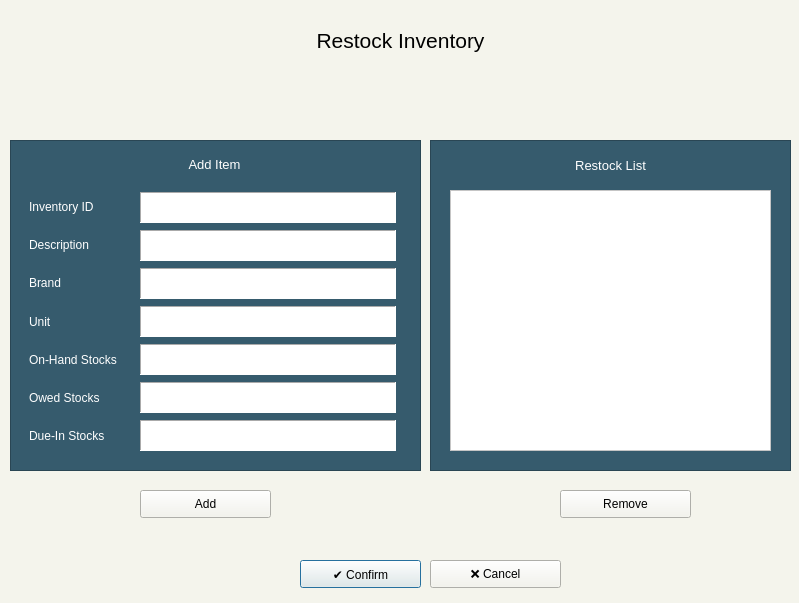
The window that restock.ui (ongchangco/Economystique2) describes before a commit, drawn with Qt 5.
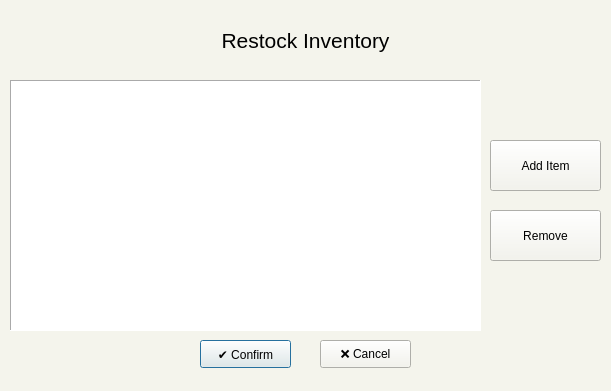
The same window after the commit. Icons and pictures are not drawn.

Commit message: Restock Fixed UI Added Restock Table Added Restock db Added AddItem and Cancel Functions TBC Confirm and Remove Functions

```diff
--- a/restock.ui
+++ b/restock.ui
@@ -6,8 +6,8 @@
    <rect>
     <x>0</x>
     <y>0</y>
-    <width>799</width>
-    <height>603</height>
+    <width>611</width>
+    <height>391</height>
    </rect>
   </property>
   <property name="windowTitle">
@@ -23,9 +23,9 @@
   <widget class="QPushButton" name="btnConfirm">
    <property name="geometry">
     <rect>
-     <x>300</x>
-     <y>560</y>
-     <width>121</width>
+     <x>200</x>
+     <y>340</y>
+     <width>91</width>
      <height>28</height>
     </rect>
    </property>
@@ -36,9 +36,9 @@
   <widget class="QPushButton" name="btnCancel">
    <property name="geometry">
     <rect>
-     <x>430</x>
-     <y>560</y>
-     <width>131</width>
+     <x>320</x>
+     <y>340</y>
+     <width>91</width>
      <height>28</height>
     </rect>
    </property>
@@ -46,319 +46,12 @@
     <string>❌ Cancel</string>
    </property>
   </widget>
-  <widget class="QFrame" name="frame">
-   <property name="geometry">
-    <rect>
-     <x>10</x>
-     <y>140</y>
-     <width>411</width>
-     <height>331</height>
-    </rect>
-   </property>
-   <property name="styleSheet">
-    <string notr="true">background: #365b6d;</string>
-   </property>
-   <property name="frameShape">
-    <enum>QFrame::StyledPanel</enum>
-   </property>
-   <property name="frameShadow">
-    <enum>QFrame::Raised</enum>
-   </property>
-   <widget class="QWidget" name="verticalLayoutWidget">
-    <property name="geometry">
-     <rect>
-      <x>19</x>
-      <y>51</y>
-      <width>111</width>
-      <height>261</height>
-     </rect>
-    </property>
-    <layout class="QVBoxLayout" name="loParam">
-     <item>
-      <widget class="QLabel" name="label">
-       <property name="styleSheet">
-        <string notr="true">color: White;</string>
-       </property>
-       <property name="text">
-        <string>Inventory ID</string>
-       </property>
-      </widget>
-     </item>
-     <item>
-      <widget class="QLabel" name="label_2">
-       <property name="styleSheet">
-        <string notr="true">color: White;</string>
-       </property>
-       <property name="text">
-        <string>Description</string>
-       </property>
-      </widget>
-     </item>
-     <item>
-      <widget class="QLabel" name="label_3">
-       <property name="styleSheet">
-        <string notr="true">color: White;</string>
-       </property>
-       <property name="text">
-        <string>Brand</string>
-       </property>
-      </widget>
-     </item>
-     <item>
-      <widget class="QLabel" name="label_4">
-       <property name="styleSheet">
-        <string notr="true">color: White;</string>
-       </property>
-       <property name="text">
-        <string>Unit</string>
-       </property>
-      </widget>
-     </item>
-     <item>
-      <widget class="QLabel" name="label_7">
-       <property name="styleSheet">
-        <string notr="true">color: White;</string>
-       </property>
-       <property name="text">
-        <string>On-Hand Stocks</string>
-       </property>
-      </widget>
-     </item>
-     <item>
-      <widget class="QLabel" name="label_6">
-       <property name="styleSheet">
-        <string notr="true">color: White;</string>
-       </property>
-       <property name="text">
-        <string>Owed Stocks</string>
-       </property>
-      </widget>
-     </item>
-     <item>
-      <widget class="QLabel" name="label_5">
-       <property name="styleSheet">
-        <string notr="true">color: White;</string>
-       </property>
-       <property name="text">
-        <string>Due-In Stocks</string>
-       </property>
-      </widget>
-     </item>
-    </layout>
-   </widget>
-   <widget class="QTextEdit" name="teDueIn">
-    <property name="geometry">
-     <rect>
-      <x>130</x>
-      <y>280</y>
-      <width>256</width>
-      <height>31</height>
-     </rect>
-    </property>
-    <property name="styleSheet">
-     <string notr="true">background: #ffffff</string>
-    </property>
-    <property name="frameShape">
-     <enum>QFrame::Panel</enum>
-    </property>
-    <property name="tabChangesFocus">
-     <bool>true</bool>
-    </property>
-    <property name="html">
-     <string>&lt;!DOCTYPE HTML PUBLIC &quot;-//W3C//DTD HTML 4.0//EN&quot; &quot;http://www.w3.org/TR/REC-html40/strict.dtd&quot;&gt;
-&lt;html&gt;&lt;head&gt;&lt;meta name=&quot;qrichtext&quot; content=&quot;1&quot; /&gt;&lt;style type=&quot;text/css&quot;&gt;
-p, li { white-space: pre-wrap; }
-&lt;/style&gt;&lt;/head&gt;&lt;body style=&quot; font-family:'MS Shell Dlg 2'; font-size:7.8pt; font-weight:400; font-style:normal;&quot;&gt;
-&lt;p align=&quot;center&quot; style=&quot;-qt-paragraph-type:empty; margin-top:0px; margin-bottom:0px; margin-left:0px; margin-right:0px; -qt-block-indent:0; text-indent:0px;&quot;&gt;&lt;br /&gt;&lt;/p&gt;&lt;/body&gt;&lt;/html&gt;</string>
-    </property>
-   </widget>
-   <widget class="QTextEdit" name="teInvID">
-    <property name="geometry">
-     <rect>
-      <x>130</x>
-      <y>52</y>
-      <width>256</width>
-      <height>31</height>
-     </rect>
-    </property>
-    <property name="styleSheet">
-     <string notr="true">background: #ffffff</string>
-    </property>
-    <property name="frameShape">
-     <enum>QFrame::Panel</enum>
-    </property>
-    <property name="tabChangesFocus">
-     <bool>true</bool>
-    </property>
-    <property name="html">
-     <string>&lt;!DOCTYPE HTML PUBLIC &quot;-//W3C//DTD HTML 4.0//EN&quot; &quot;http://www.w3.org/TR/REC-html40/strict.dtd&quot;&gt;
-&lt;html&gt;&lt;head&gt;&lt;meta name=&quot;qrichtext&quot; content=&quot;1&quot; /&gt;&lt;style type=&quot;text/css&quot;&gt;
-p, li { white-space: pre-wrap; }
-&lt;/style&gt;&lt;/head&gt;&lt;body style=&quot; font-family:'MS Shell Dlg 2'; font-size:7.8pt; font-weight:400; font-style:normal;&quot;&gt;
-&lt;p align=&quot;center&quot; style=&quot;-qt-paragraph-type:empty; margin-top:0px; margin-bottom:0px; margin-left:0px; margin-right:0px; -qt-block-indent:0; text-indent:0px;&quot;&gt;&lt;br /&gt;&lt;/p&gt;&lt;/body&gt;&lt;/html&gt;</string>
-    </property>
-   </widget>
-   <widget class="QTextEdit" name="teOwed">
-    <property name="geometry">
-     <rect>
-      <x>130</x>
-      <y>242</y>
-      <width>256</width>
-      <height>31</height>
-     </rect>
-    </property>
-    <property name="styleSheet">
-     <string notr="true">background: #ffffff</string>
-    </property>
-    <property name="frameShape">
-     <enum>QFrame::Panel</enum>
-    </property>
-    <property name="tabChangesFocus">
-     <bool>true</bool>
-    </property>
-    <property name="html">
-     <string>&lt;!DOCTYPE HTML PUBLIC &quot;-//W3C//DTD HTML 4.0//EN&quot; &quot;http://www.w3.org/TR/REC-html40/strict.dtd&quot;&gt;
-&lt;html&gt;&lt;head&gt;&lt;meta name=&quot;qrichtext&quot; content=&quot;1&quot; /&gt;&lt;style type=&quot;text/css&quot;&gt;
-p, li { white-space: pre-wrap; }
-&lt;/style&gt;&lt;/head&gt;&lt;body style=&quot; font-family:'MS Shell Dlg 2'; font-size:7.8pt; font-weight:400; font-style:normal;&quot;&gt;
-&lt;p align=&quot;center&quot; style=&quot;-qt-paragraph-type:empty; margin-top:0px; margin-bottom:0px; margin-left:0px; margin-right:0px; -qt-block-indent:0; text-indent:0px;&quot;&gt;&lt;br /&gt;&lt;/p&gt;&lt;/body&gt;&lt;/html&gt;</string>
-    </property>
-   </widget>
-   <widget class="QTextEdit" name="teBrand">
-    <property name="geometry">
-     <rect>
-      <x>130</x>
-      <y>128</y>
-      <width>256</width>
-      <height>31</height>
-     </rect>
-    </property>
-    <property name="styleSheet">
-     <string notr="true">background: #ffffff</string>
-    </property>
-    <property name="frameShape">
-     <enum>QFrame::Panel</enum>
-    </property>
-    <property name="tabChangesFocus">
-     <bool>true</bool>
-    </property>
-    <property name="html">
-     <string>&lt;!DOCTYPE HTML PUBLIC &quot;-//W3C//DTD HTML 4.0//EN&quot; &quot;http://www.w3.org/TR/REC-html40/strict.dtd&quot;&gt;
-&lt;html&gt;&lt;head&gt;&lt;meta name=&quot;qrichtext&quot; content=&quot;1&quot; /&gt;&lt;style type=&quot;text/css&quot;&gt;
-p, li { white-space: pre-wrap; }
-&lt;/style&gt;&lt;/head&gt;&lt;body style=&quot; font-family:'MS Shell Dlg 2'; font-size:7.8pt; font-weight:400; font-style:normal;&quot;&gt;
-&lt;p align=&quot;center&quot; style=&quot;-qt-paragraph-type:empty; margin-top:0px; margin-bottom:0px; margin-left:0px; margin-right:0px; -qt-block-indent:0; text-indent:0px;&quot;&gt;&lt;br /&gt;&lt;/p&gt;&lt;/body&gt;&lt;/html&gt;</string>
-    </property>
-   </widget>
-   <widget class="QTextEdit" name="teOnHand">
-    <property name="geometry">
-     <rect>
-      <x>130</x>
-      <y>204</y>
-      <width>256</width>
-      <height>31</height>
-     </rect>
-    </property>
-    <property name="styleSheet">
-     <string notr="true">background: #ffffff</string>
-    </property>
-    <property name="frameShape">
-     <enum>QFrame::Panel</enum>
-    </property>
-    <property name="tabChangesFocus">
-     <bool>true</bool>
-    </property>
-    <property name="html">
-     <string>&lt;!DOCTYPE HTML PUBLIC &quot;-//W3C//DTD HTML 4.0//EN&quot; &quot;http://www.w3.org/TR/REC-html40/strict.dtd&quot;&gt;
-&lt;html&gt;&lt;head&gt;&lt;meta name=&quot;qrichtext&quot; content=&quot;1&quot; /&gt;&lt;style type=&quot;text/css&quot;&gt;
-p, li { white-space: pre-wrap; }
-&lt;/style&gt;&lt;/head&gt;&lt;body style=&quot; font-family:'MS Shell Dlg 2'; font-size:7.8pt; font-weight:400; font-style:normal;&quot;&gt;
-&lt;p align=&quot;center&quot; style=&quot;-qt-paragraph-type:empty; margin-top:0px; margin-bottom:0px; margin-left:0px; margin-right:0px; -qt-block-indent:0; text-indent:0px;&quot;&gt;&lt;br /&gt;&lt;/p&gt;&lt;/body&gt;&lt;/html&gt;</string>
-    </property>
-   </widget>
-   <widget class="QTextEdit" name="teDescription">
-    <property name="geometry">
-     <rect>
-      <x>130</x>
-      <y>90</y>
-      <width>256</width>
-      <height>31</height>
-     </rect>
-    </property>
-    <property name="styleSheet">
-     <string notr="true">background: #ffffff</string>
-    </property>
-    <property name="frameShape">
-     <enum>QFrame::Panel</enum>
-    </property>
-    <property name="tabChangesFocus">
-     <bool>true</bool>
-    </property>
-    <property name="html">
-     <string>&lt;!DOCTYPE HTML PUBLIC &quot;-//W3C//DTD HTML 4.0//EN&quot; &quot;http://www.w3.org/TR/REC-html40/strict.dtd&quot;&gt;
-&lt;html&gt;&lt;head&gt;&lt;meta name=&quot;qrichtext&quot; content=&quot;1&quot; /&gt;&lt;style type=&quot;text/css&quot;&gt;
-p, li { white-space: pre-wrap; }
-&lt;/style&gt;&lt;/head&gt;&lt;body style=&quot; font-family:'MS Shell Dlg 2'; font-size:7.8pt; font-weight:400; font-style:normal;&quot;&gt;
-&lt;p align=&quot;center&quot; style=&quot;-qt-paragraph-type:empty; margin-top:0px; margin-bottom:0px; margin-left:0px; margin-right:0px; -qt-block-indent:0; text-indent:0px;&quot;&gt;&lt;br /&gt;&lt;/p&gt;&lt;/body&gt;&lt;/html&gt;</string>
-    </property>
-   </widget>
-   <widget class="QTextEdit" name="teUnit">
-    <property name="geometry">
-     <rect>
-      <x>130</x>
-      <y>166</y>
-      <width>256</width>
-      <height>31</height>
-     </rect>
-    </property>
-    <property name="styleSheet">
-     <string notr="true">background: #ffffff</string>
-    </property>
-    <property name="frameShape">
-     <enum>QFrame::Panel</enum>
-    </property>
-    <property name="tabChangesFocus">
-     <bool>true</bool>
-    </property>
-    <property name="html">
-     <string>&lt;!DOCTYPE HTML PUBLIC &quot;-//W3C//DTD HTML 4.0//EN&quot; &quot;http://www.w3.org/TR/REC-html40/strict.dtd&quot;&gt;
-&lt;html&gt;&lt;head&gt;&lt;meta name=&quot;qrichtext&quot; content=&quot;1&quot; /&gt;&lt;style type=&quot;text/css&quot;&gt;
-p, li { white-space: pre-wrap; }
-&lt;/style&gt;&lt;/head&gt;&lt;body style=&quot; font-family:'MS Shell Dlg 2'; font-size:7.8pt; font-weight:400; font-style:normal;&quot;&gt;
-&lt;p align=&quot;center&quot; style=&quot;-qt-paragraph-type:empty; margin-top:0px; margin-bottom:0px; margin-left:0px; margin-right:0px; -qt-block-indent:0; text-indent:0px;&quot;&gt;&lt;br /&gt;&lt;/p&gt;&lt;/body&gt;&lt;/html&gt;</string>
-    </property>
-   </widget>
-   <widget class="QLabel" name="label_8">
-    <property name="geometry">
-     <rect>
-      <x>14</x>
-      <y>9</y>
-      <width>381</width>
-      <height>31</height>
-     </rect>
-    </property>
-    <property name="font">
-     <font>
-      <pointsize>10</pointsize>
-     </font>
-    </property>
-    <property name="styleSheet">
-     <string notr="true">color:White;</string>
-    </property>
-    <property name="text">
-     <string>Add Item</string>
-    </property>
-    <property name="alignment">
-     <set>Qt::AlignCenter</set>
-    </property>
-   </widget>
-  </widget>
   <widget class="QLabel" name="label_9">
    <property name="geometry">
     <rect>
      <x>10</x>
      <y>10</y>
-     <width>781</width>
+     <width>591</width>
      <height>61</height>
     </rect>
    </property>
@@ -374,89 +67,66 @@
     <set>Qt::AlignCenter</set>
    </property>
   </widget>
-  <widget class="QFrame" name="frame_2">
-   <property name="geometry">
-    <rect>
-     <x>430</x>
-     <y>140</y>
-     <width>361</width>
-     <height>331</height>
-    </rect>
-   </property>
-   <property name="styleSheet">
-    <string notr="true">background: #365b6d;</string>
-   </property>
-   <property name="frameShape">
-    <enum>QFrame::StyledPanel</enum>
-   </property>
-   <property name="frameShadow">
-    <enum>QFrame::Raised</enum>
-   </property>
-   <widget class="QListView" name="lsRestock">
-    <property name="geometry">
-     <rect>
-      <x>20</x>
-      <y>50</y>
-      <width>321</width>
-      <height>261</height>
-     </rect>
-    </property>
-    <property name="autoFillBackground">
-     <bool>false</bool>
-    </property>
-    <property name="styleSheet">
-     <string notr="true">background: White;</string>
-    </property>
-   </widget>
-   <widget class="QLabel" name="label_10">
-    <property name="geometry">
-     <rect>
-      <x>20</x>
-      <y>10</y>
-      <width>321</width>
-      <height>31</height>
-     </rect>
-    </property>
-    <property name="font">
-     <font>
-      <pointsize>10</pointsize>
-     </font>
-    </property>
-    <property name="styleSheet">
-     <string notr="true">color:White;</string>
-    </property>
-    <property name="text">
-     <string>Restock List</string>
-    </property>
-    <property name="alignment">
-     <set>Qt::AlignCenter</set>
-    </property>
-   </widget>
-  </widget>
-  <widget class="QPushButton" name="btnAdd">
-   <property name="geometry">
-    <rect>
-     <x>140</x>
-     <y>490</y>
-     <width>131</width>
-     <height>28</height>
-    </rect>
-   </property>
-   <property name="text">
-    <string>Add</string>
-   </property>
-  </widget>
   <widget class="QPushButton" name="btnRemove">
    <property name="geometry">
     <rect>
-     <x>560</x>
-     <y>490</y>
-     <width>131</width>
-     <height>28</height>
+     <x>490</x>
+     <y>210</y>
+     <width>111</width>
+     <height>51</height>
     </rect>
    </property>
    <property name="text">
     <string>Remove</string>
+   </property>
+   <property name="icon">
+    <iconset>
+     <normaloff>img/deleteIcon.png</normaloff>img/deleteIcon.png</iconset>
+   </property>
+  </widget>
+  <widget class="QPushButton" name="btnAdd">
+   <property name="geometry">
+    <rect>
+     <x>490</x>
+     <y>140</y>
+     <width>111</width>
+     <height>51</height>
+    </rect>
+   </property>
+   <property name="text">
+    <string>Add Item</string>
+   </property>
+   <property name="icon">
+    <iconset>
+     <normaloff>img/plusIcon.png</normaloff>img/plusIcon.png</iconset>
+   </property>
+  </widget>
+  <widget class="QTableWidget" name="tabRestockTable">
+   <property name="geometry">
+    <rect>
+     <x>10</x>
+     <y>80</y>
+     <width>471</width>
+     <height>251</height>
+    </rect>
+   </property>
+   <property name="sizePolicy">
+    <sizepolicy hsizetype="Fixed" vsizetype="Fixed">
+     <horstretch>0</horstretch>
+     <verstretch>0</verstretch>
+    </sizepolicy>
+   </property>
+   <property name="maximumSize">
+    <size>
+     <width>771</width>
+     <height>351</height>
+    </size>
+   </property>
+   <property name="styleSheet">
+    <string notr="true">background: #ffffff</string>
+   </property>
+   <property name="frameShape">
+    <enum>QFrame::Panel</enum>
    </property>
   </widget>
  </widget>
```
The commit also changes 9 other files.
